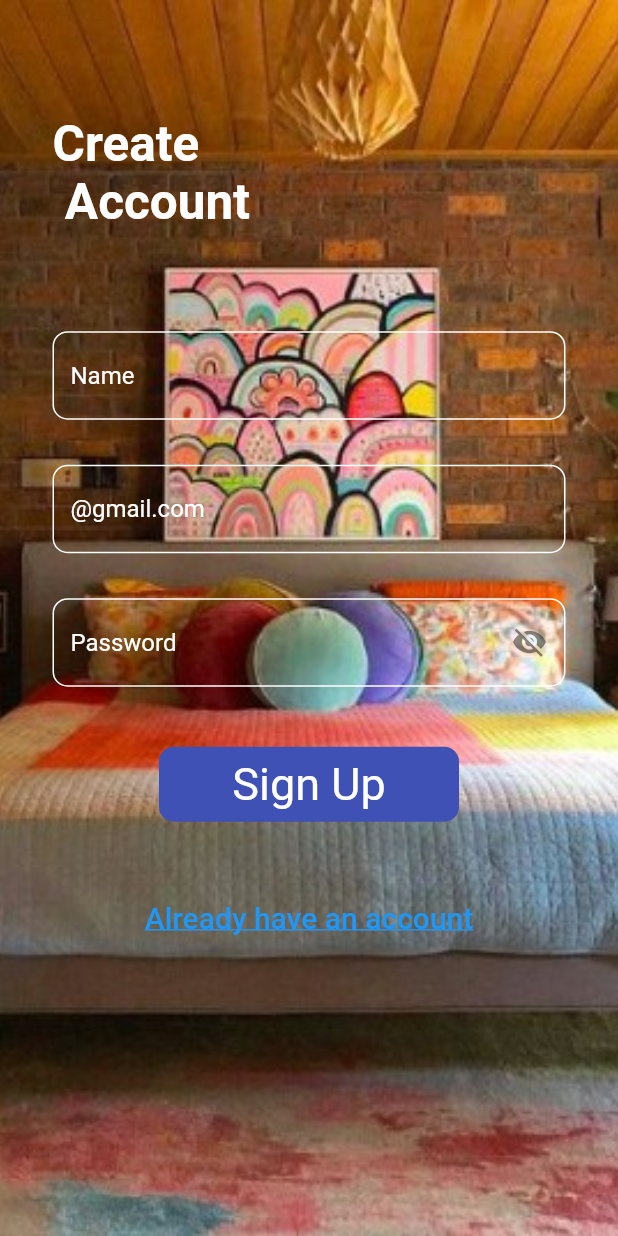
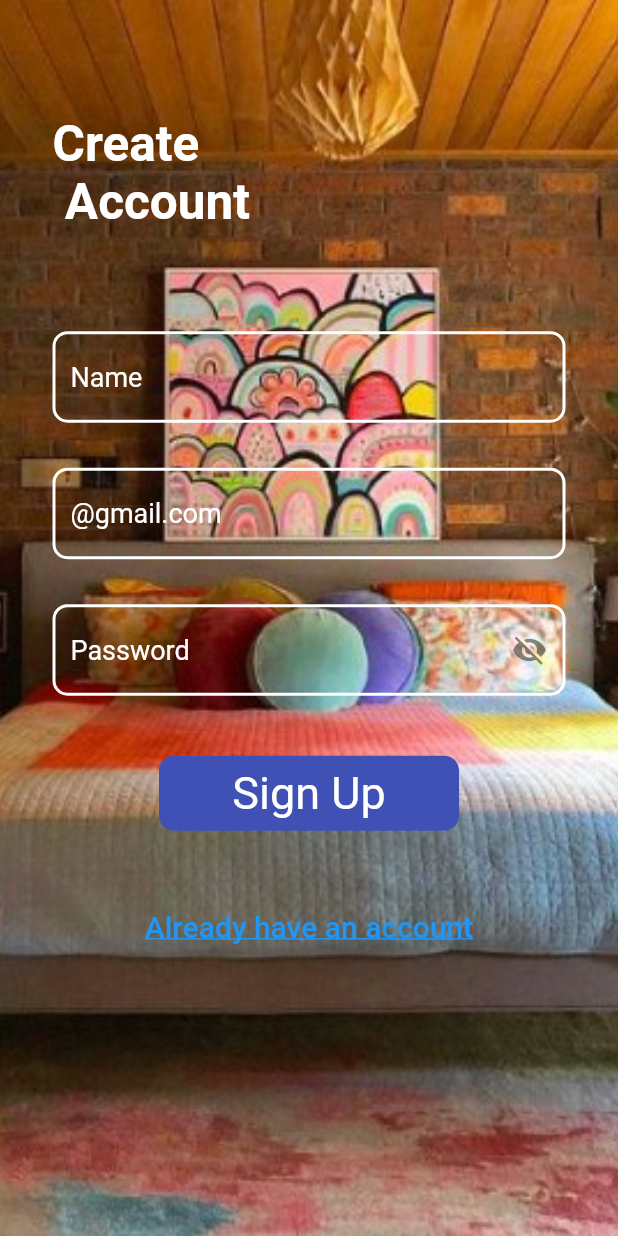
Before and after one commit to Alexander-mr-tech/Home_Automation_Voice_Control, a Flutter app: the screen it shows after launch, after a tap on "Login", after a tap on "SignUp", on a phone screen of 412 x 824 dp. Run offline on Flutter 3.47's test engine with Material 2 defaults, Android fonts, the phone set to English and light mode, and no system bars; our stand-ins replace avatar_glow, firebase_auth, firebase_core, firebase_database, fluttertoast, speech_to_text; missing offline and left inert: torch_controller; accounts and stored records are empty.

Commit message:
Merge remote-tracking branch 'origin/master'
# Conflicts:
#	lib/HomeScreen.dart

```diff
--- a/lib/HomeScreen.dart
+++ b/lib/HomeScreen.dart
@@ -3,7 +3,6 @@ import 'package:home_automation_using_voice_commands/Voice_Controlled.dart';
 import 'package:home_automation_using_voice_commands/background_image.dart';
 import 'package:home_automation_using_voice_commands/home.dart';
 import 'package:home_automation_using_voice_commands/torch_light.dart';
-
 import 'SignIn_Screen.dart';
 
 class HomeScreen extends StatefulWidget {
@@ -39,7 +38,7 @@ class _HomeScreenState extends State<HomeScreen> {
           elevation: 0,
           actions: [
             IconButton(
-              icon: Icon(Icons.logout),
+              icon: const Icon(Icons.logout),
               onPressed: () {
                 // Perform action when the icon is pressed
                 _navigateToLogin(context);
--- a/lib/SignIn_Screen.dart
+++ b/lib/SignIn_Screen.dart
@@ -59,7 +59,8 @@ class _SignInScreenState extends State<SignInScreen> {
               fit: BoxFit.cover)),
       child: Scaffold(
         backgroundColor: Colors.transparent,
-        body: Stack(
+        body: SingleChildScrollView(
+          child: Stack(
             children: [
               Container(
                 padding: const EdgeInsets.only(left: 35, top: 130),
@@ -71,8 +72,7 @@ class _SignInScreenState extends State<SignInScreen> {
                       fontWeight: FontWeight.bold),
                 ),
               ),
-            SingleChildScrollView(
-              child: Container(
+              Container(
                 padding: EdgeInsets.only(
                     top: MediaQuery.of(context).size.height * 0.35,
                     right: 35,
@@ -94,20 +94,20 @@ class _SignInScreenState extends State<SignInScreen> {
                                   focusedBorder: OutlineInputBorder(
                                       borderRadius: BorderRadius.circular(10),
                                       borderSide: const BorderSide(
-                                        color: Colors.white,
+                                        color: Colors.blue,
                                         width: 2.0,
                                       )),
                                   enabledBorder: OutlineInputBorder(
                                       borderRadius: BorderRadius.circular(10),
                                       borderSide: const BorderSide(
-                                        color: Colors.blueAccent,
+                                        color: Colors.white,
                                         width: 2.0,
                                       )),
                                   hintText: 'Enter Your Email Address',
                                   prefixIcon: const Icon(Icons.email),
-                                  prefixIconColor: Colors.blueAccent,
+                                  prefixIconColor: Colors.white,
                                   hintStyle: const TextStyle(
-                                    color: Colors.black87,
+                                    color: Colors.white,
                                   ),
                                   border: OutlineInputBorder(
                                     borderRadius: BorderRadius.circular(10),
@@ -146,18 +146,18 @@ class _SignInScreenState extends State<SignInScreen> {
                                   focusedBorder: OutlineInputBorder(
                                       borderRadius: BorderRadius.circular(10),
                                       borderSide: const BorderSide(
-                                        color: Colors.white,
+                                        color: Colors.blue,
                                         width: 2.0,
                                       )),
                                   enabledBorder: OutlineInputBorder(
                                       borderRadius: BorderRadius.circular(10),
                                       borderSide: const BorderSide(
-                                        color: Colors.blueAccent,
+                                        color: Colors.white,
                                         width: 2.0,
                                       )),
                                   hintText: 'Enter Your Password',
                                   prefixIcon: const Icon(Icons.password),
-                                  prefixIconColor: Colors.blueAccent,
+                                  prefixIconColor: Colors.white,
                                   hintStyle: const TextStyle(
                                     color: Colors.black87,
                                   ),
@@ -222,9 +222,9 @@ class _SignInScreenState extends State<SignInScreen> {
                     )
                   ],
                 ),
-              ),
               )
             ],
+          ),
         ),
       ),
     );
--- a/lib/SignUp_Screen.dart
+++ b/lib/SignUp_Screen.dart
@@ -18,6 +18,8 @@ class _SignUpState extends State<SignUp> {
   bool loading = false;
   bool _obscureText = true;
   final _formKey = GlobalKey<FormState>();
+  var email = "";
+  var password = "";
   final emailController = TextEditingController();
   final passwordController = TextEditingController();
 
@@ -70,7 +72,8 @@ class _SignUpState extends State<SignUp> {
             elevation: 0,
           ),
           backgroundColor: Colors.transparent,
-          body: Stack(
+          body: SingleChildScrollView(
+            child: Stack(
               children: [
                 Container(
                   padding: const EdgeInsets.only(left: 35, top: 20),
@@ -93,16 +96,23 @@ class _SignUpState extends State<SignUp> {
                       child: Column(
                         children: [
                           TextFormField(
+                            keyboardType: TextInputType.text,
+                            style: const TextStyle(
+                              color: Colors.white,
+                              fontSize: 18
+                            ),
                             decoration: InputDecoration(
                                 focusedBorder: OutlineInputBorder(
                                     borderRadius: BorderRadius.circular(10),
                                     borderSide: const BorderSide(
-                                    color: Colors.black,
+                                      color: Colors.blue,
+                                      width: 2.0,
                                     )),
                                 enabledBorder: OutlineInputBorder(
                                     borderRadius: BorderRadius.circular(10),
                                     borderSide: const BorderSide(
                                       color: Colors.white,
+                                      width: 2.0,
                                     )),
                                 hintText: 'Name',
                                 hintStyle: const TextStyle(
@@ -123,16 +133,22 @@ class _SignUpState extends State<SignUp> {
                           ),
                           TextFormField(
                             keyboardType: TextInputType.emailAddress,
+                            style: const TextStyle(
+                              color: Colors.white,
+                                fontSize: 18
+                            ),
                             decoration: InputDecoration(
                                 focusedBorder: OutlineInputBorder(
                                     borderRadius: BorderRadius.circular(10),
                                     borderSide: const BorderSide(
-                                    color: Colors.black,
+                                      color: Colors.blue,
+                                      width: 2.0,
                                     )),
                                 enabledBorder: OutlineInputBorder(
                                     borderRadius: BorderRadius.circular(10),
                                     borderSide: const BorderSide(
                                       color: Colors.white,
+                                      width: 2.0,
                                     )),
                                 hintText: '@gmail.com',
                                 hintStyle: const TextStyle(
@@ -154,6 +170,10 @@ class _SignUpState extends State<SignUp> {
                           TextFormField(
                             keyboardType: TextInputType.text,
                             obscureText: _obscureText,
+                            style: const TextStyle(
+                              color: Colors.white,
+                                fontSize: 18
+                            ),
                             decoration: InputDecoration(
                                 suffixIcon: IconButton(
                                   icon: Icon(
@@ -168,12 +188,14 @@ class _SignUpState extends State<SignUp> {
                                 focusedBorder: OutlineInputBorder(
                                     borderRadius: BorderRadius.circular(10),
                                     borderSide: const BorderSide(
-                                    color: Colors.black,
+                                      color: Colors.blue,
+                                      width: 2.0,
                                     )),
                                 enabledBorder: OutlineInputBorder(
                                     borderRadius: BorderRadius.circular(10),
                                     borderSide: const BorderSide(
                                       color: Colors.white,
+                                      width: 2.0,
                                     )),
                                 hintText: 'Password',
                                 hintStyle: const TextStyle(
@@ -234,6 +256,7 @@ class _SignUpState extends State<SignUp> {
             ),
           ),
         ),
+      ),
     );
   }
 }
```
Also changed, not shown: lib/Voice_Controlled.dart (+5 -5 lines), lib/home.dart (+8 -8 lines), lib/roufwork.dart (deleted). Lines whose indentation alone changed are shown as unchanged.
